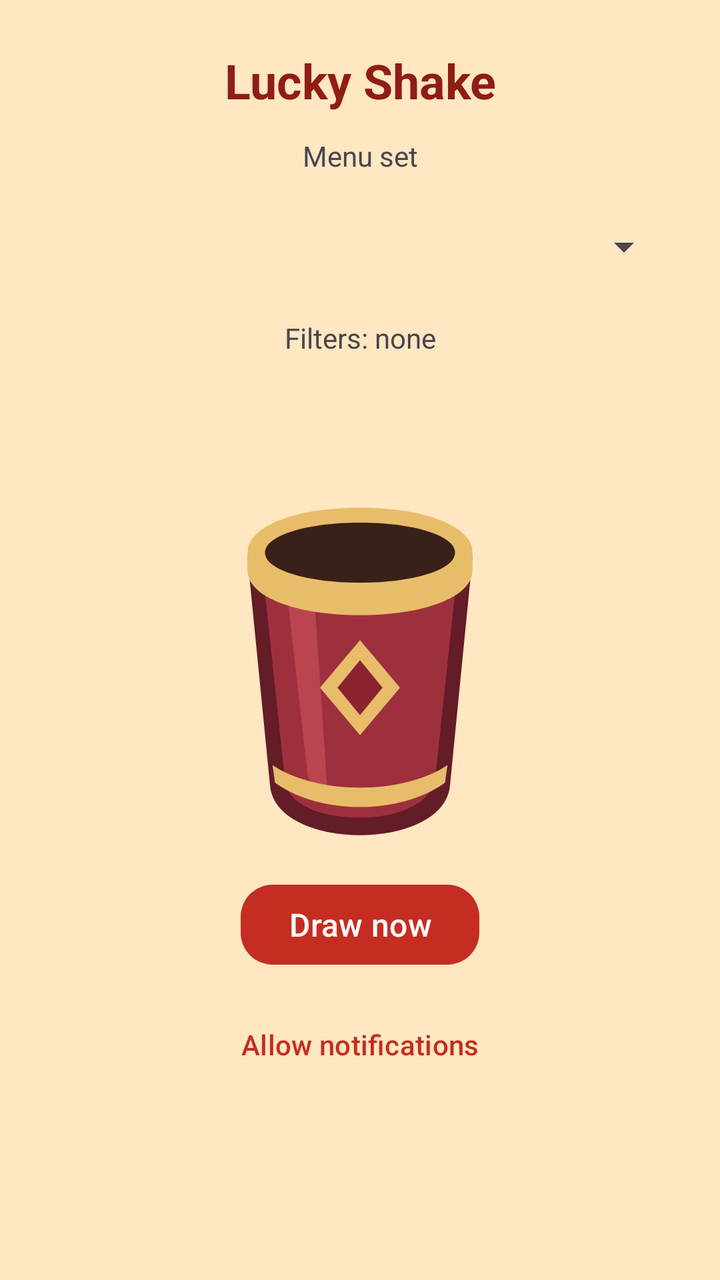
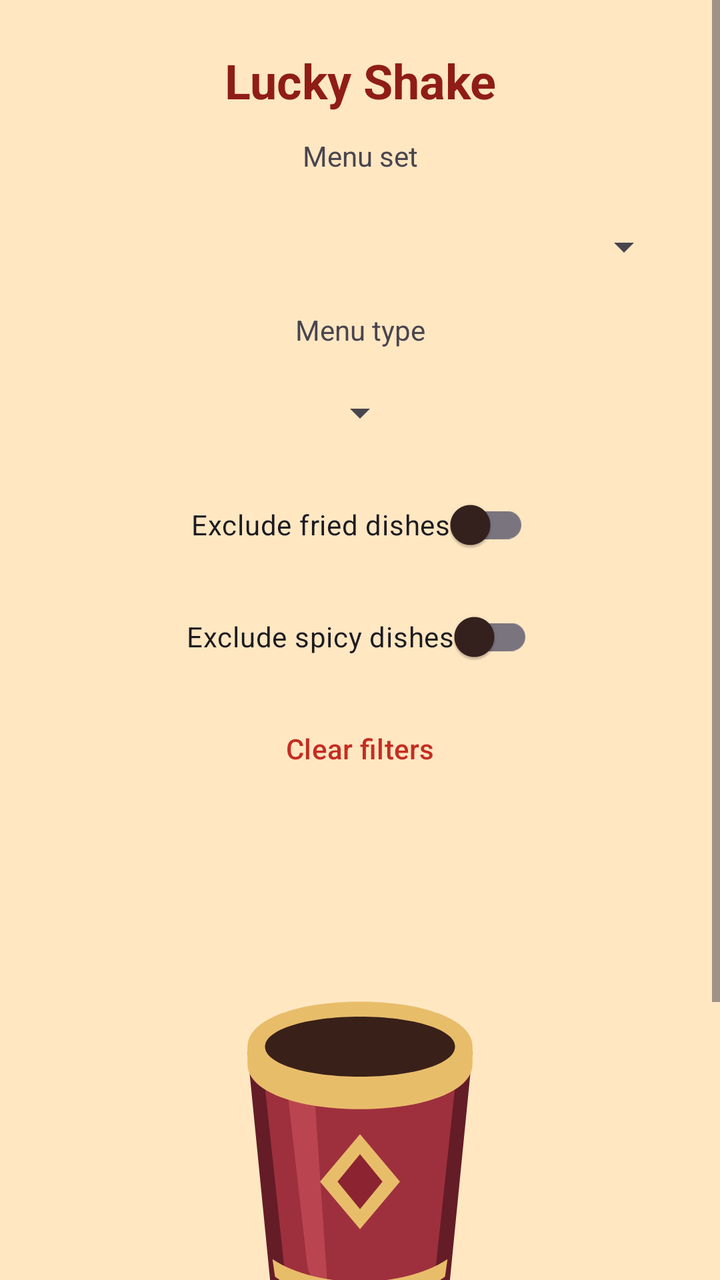

Screens rendered from an Android XML layout before and after an edit, with the pre-edit source and the edit as a unified diff.
<!-- AndroidManifest.xml: application theme Theme.LuckyShake -->
<!-- res/layout/activity_main.xml -->
<?xml version="1.0" encoding="utf-8"?>
<ScrollView xmlns:android="http://schemas.android.com/apk/res/android"
    xmlns:app="http://schemas.android.com/apk/res-auto"
    android:id="@+id/main"
    android:layout_width="match_parent"
    android:layout_height="match_parent"
    android:fillViewport="true">

    <androidx.constraintlayout.widget.ConstraintLayout
        android:layout_width="match_parent"
        android:layout_height="wrap_content"
        android:padding="24dp">
        <TextView
            android:id="@+id/home_title_main"
            android:layout_width="0dp"
            android:layout_height="wrap_content"
            android:text="@string/home_title_main"
            android:gravity="center"
            android:textAppearance="@style/TextAppearance.LuckyShake.Heading"
            app:layout_constraintTop_toTopOf="parent"
            app:layout_constraintStart_toStartOf="parent"
            app:layout_constraintEnd_toEndOf="parent" />
        <TextView
            android:id="@+id/home_label_set"
            android:layout_width="0dp"
            android:layout_height="wrap_content"
            android:layout_marginTop="12dp"
            android:text="@string/home_label_set"
            android:gravity="center"
            android:labelFor="@id/home_spinner_set"
            app:layout_constraintTop_toBottomOf="@id/home_title_main"
            app:layout_constraintStart_toStartOf="parent"
            app:layout_constraintEnd_toEndOf="parent" />
        <Spinner
            android:id="@+id/home_spinner_set"
            android:layout_width="0dp"
            android:layout_height="wrap_content"
            android:layout_marginTop="12dp"
            android:minHeight="48dp"
            app:layout_constraintWidth_max="360dp"
            app:layout_constraintTop_toBottomOf="@id/home_label_set"
            app:layout_constraintStart_toStartOf="parent"
            app:layout_constraintEnd_toEndOf="parent" />
        <TextView
            android:id="@+id/home_label_filters"
            android:layout_width="0dp"
            android:layout_height="wrap_content"
            android:layout_marginTop="12dp"
            android:text="@string/home_label_filters"
            android:gravity="center"
            app:layout_constraintTop_toBottomOf="@id/home_spinner_set"
            app:layout_constraintStart_toStartOf="parent"
            app:layout_constraintEnd_toEndOf="parent" />
        <androidx.appcompat.widget.AppCompatImageView
            android:id="@+id/home_image_tube"
            android:layout_width="180dp"
            android:layout_height="180dp"
            android:layout_marginTop="68dp"
            android:contentDescription="@string/home_label_tube"
            android:scaleType="fitCenter"
            app:srcCompat="@drawable/ic_tube"
            app:layout_constraintTop_toBottomOf="@id/home_label_filters"
            app:layout_constraintStart_toStartOf="parent"
            app:layout_constraintEnd_toEndOf="parent" />
        <androidx.appcompat.widget.AppCompatImageView
            android:id="@+id/home_image_stick"
            android:layout_width="20dp"
            android:layout_height="72dp"
            android:layout_marginTop="10dp"
            android:importantForAccessibility="no"
            android:visibility="invisible"
            app:srcCompat="@drawable/ic_stick"
            app:layout_constraintTop_toTopOf="@id/home_image_tube"
            app:layout_constraintStart_toStartOf="@id/home_image_tube"
            app:layout_constraintEnd_toEndOf="@id/home_image_tube" />
        <com.google.android.material.button.MaterialButton
            android:id="@+id/home_btn_draw"
            android:layout_width="wrap_content"
            android:layout_height="wrap_content"
            android:layout_marginTop="12dp"
            style="@style/Widget.LuckyShake.Button.Primary"
            android:text="@string/home_btn_draw"
            app:layout_constraintTop_toBottomOf="@id/home_image_tube"
            app:layout_constraintStart_toStartOf="parent"
            app:layout_constraintEnd_toEndOf="parent" />

        <Button
            android:id="@+id/reminder_permission_button"
            style="@style/Widget.Material3.Button.TextButton"
            android:layout_width="wrap_content"
            android:layout_height="wrap_content"
            android:layout_marginTop="12dp"
            android:text="@string/reminder_btn_allow_notifications"
            app:layout_constraintTop_toBottomOf="@id/home_btn_draw"
            app:layout_constraintStart_toStartOf="parent"
            app:layout_constraintEnd_toEndOf="parent" />
    </androidx.constraintlayout.widget.ConstraintLayout>
</ScrollView>
<!-- resources referenced by this layout -->
<resources>
  <!-- drawable ic_stick (drawable) -->
  <vector xmlns:android="http://schemas.android.com/apk/res/android"
      android:width="24dp"
      android:height="112dp"
      android:viewportWidth="24"
      android:viewportHeight="112">
      <path android:fillColor="#794923" android:pathData="M5,10 Q5,3 12,3 Q19,3 19,10 L17,105 Q17,110 12,110 Q7,110 7,105 Z" />
      <path android:fillColor="#E8BD83" android:pathData="M7,11 Q7,5 12,5 Q17,5 17,11 L15,104 Q15,108 12,108 Q9,108 9,104 Z" />
      <path android:fillColor="#8B2430" android:pathData="M7,11 Q7,5 12,5 Q17,5 17,11 L16.7,25 L7.3,25 Z" />
      <path android:fillColor="#F8DDA9" android:pathData="M9,31 L11,31 L11,100 L10.5,104 Z" />
  </vector>
  <string name="home_btn_draw">Draw now</string>
  <string name="home_label_filters">Filters: none</string>
  <string name="home_label_set">Menu set</string>
  <string name="home_label_tube">Shake the fortune tube</string>
  <string name="home_title_main">Lucky Shake</string>
  <string name="reminder_btn_allow_notifications">Allow notifications</string>
  <style name="TextAppearance.LuckyShake.Heading" parent="TextAppearance.Material3.TitleLarge">
          <item name="android:textColor">@color/app_heading</item>
          <item name="android:textSize">@dimen/text_heading</item>
          <item name="android:textStyle">bold</item>
      </style>
  <style name="Widget.LuckyShake.Button.Primary" parent="Widget.Material3.Button">
          <item name="backgroundTint">@color/lucky_shake_button_background</item>
          <item name="android:textColor">@color/lucky_shake_button_text</item>
          <item name="android:minHeight">@dimen/button_min_height</item>
          <item name="android:textSize">@dimen/text_body</item>
          <item name="cornerRadius">@dimen/corner_md</item>
      </style>
  <style name="Theme.LuckyShake" parent="Base.Theme.LuckyShake" />
  <color name="app_heading">#8F1D16</color>
  <dimen name="text_heading">24sp</dimen>
  <dimen name="button_min_height">48dp</dimen>
  <dimen name="text_body">16sp</dimen>
  <dimen name="corner_md">16dp</dimen>
  <style name="Base.Theme.LuckyShake" parent="Theme.Material3.DayNight.NoActionBar">
          <item name="colorPrimary">@color/app_primary</item>
          <item name="colorOnPrimary">@color/app_on_primary</item>
          <item name="android:textColorLink">@color/app_link</item>
          <item name="colorSecondary">@color/app_accent</item>
          <item name="colorSurface">@color/app_surface</item>
          <item name="colorOnSurface">@color/app_on_surface</item>
          <item name="android:colorBackground">@color/app_background</item>
          <item name="colorOnBackground">@color/app_on_surface</item>
      </style>
  <color name="app_primary">#C52D22</color>
  <color name="app_on_primary">#FFFFFF</color>
  <color name="app_link">#8F1D16</color>
  <color name="app_accent">#E4A342</color>
  <color name="app_surface">#FFF5DF</color>
  <color name="app_on_surface">#35211D</color>
  <color name="app_background">#FFE7C2</color>
  <!-- unchanged entries left out for length: 1 -->
</resources>

<!-- the commit's change to res/layout/activity_main.xml (unified diff, before → after) -->
@@ -42,13 +42,61 @@
             app:layout_constraintStart_toStartOf="parent"
             app:layout_constraintEnd_toEndOf="parent" />
         <TextView
-            android:id="@+id/home_label_filters"
-            android:layout_width="0dp"
+            android:id="@+id/home_label_filter_type"
+            android:layout_width="wrap_content"
             android:layout_height="wrap_content"
-            android:layout_marginTop="12dp"
-            android:text="@string/home_label_filters"
-            android:gravity="center"
+            android:layout_marginTop="8dp"
+            android:text="@string/home_label_filter_type"
+            android:labelFor="@id/home_spinner_type"
             app:layout_constraintTop_toBottomOf="@id/home_spinner_set"
+            app:layout_constraintStart_toStartOf="parent"
+            app:layout_constraintEnd_toEndOf="parent" />
+        <Spinner
+            android:id="@+id/home_spinner_type"
+            android:layout_width="wrap_content"
+            android:layout_height="wrap_content"
+            android:layout_marginTop="8dp"
+            android:minHeight="48dp"
+            app:layout_constraintTop_toBottomOf="@id/home_label_filter_type"
+            app:layout_constraintStart_toStartOf="parent"
+            app:layout_constraintEnd_toEndOf="parent" />
+        <androidx.appcompat.widget.SwitchCompat
+            android:id="@+id/home_switch_no_fried"
+            android:layout_width="wrap_content"
+            android:layout_height="wrap_content"
+            android:layout_marginTop="8dp"
+            android:minHeight="48dp"
+            android:text="@string/home_label_no_fried"
+            app:layout_constraintTop_toBottomOf="@id/home_spinner_type"
+            app:layout_constraintStart_toStartOf="parent"
+            app:layout_constraintEnd_toEndOf="parent" />
+        <androidx.appcompat.widget.SwitchCompat
+            android:id="@+id/home_switch_no_spicy"
+            android:layout_width="wrap_content"
+            android:layout_height="wrap_content"
+            android:layout_marginTop="8dp"
+            android:minHeight="48dp"
+            android:text="@string/home_label_no_spicy"
+            app:layout_constraintTop_toBottomOf="@id/home_switch_no_fried"
+            app:layout_constraintStart_toStartOf="parent"
+            app:layout_constraintEnd_toEndOf="parent" />
+        <com.google.android.material.button.MaterialButton
+            android:id="@+id/home_btn_clear_filters"
+            android:layout_width="wrap_content"
+            android:layout_height="wrap_content"
+            android:layout_marginTop="8dp"
+            style="?attr/borderlessButtonStyle"
+            android:text="@string/home_btn_clear_filters"
+            app:layout_constraintTop_toBottomOf="@id/home_switch_no_spicy"
+            app:layout_constraintStart_toStartOf="parent"
+            app:layout_constraintEnd_toEndOf="parent" />
+        <TextView
+            android:id="@+id/home_label_filter_count"
+            android:layout_width="wrap_content"
+            android:layout_height="wrap_content"
+            android:layout_marginTop="8dp"
+            android:accessibilityLiveRegion="polite"
+            app:layout_constraintTop_toBottomOf="@id/home_btn_clear_filters"
             app:layout_constraintStart_toStartOf="parent"
             app:layout_constraintEnd_toEndOf="parent" />
         <androidx.appcompat.widget.AppCompatImageView
@@ -59,7 +107,7 @@
             android:contentDescription="@string/home_label_tube"
             android:scaleType="fitCenter"
             app:srcCompat="@drawable/ic_tube"
-            app:layout_constraintTop_toBottomOf="@id/home_label_filters"
+            app:layout_constraintTop_toBottomOf="@id/home_label_filter_count"
             app:layout_constraintStart_toStartOf="parent"
             app:layout_constraintEnd_toEndOf="parent" />
         <androidx.appcompat.widget.AppCompatImageView
<!-- resource entries referenced after the edit -->
@@ -11,8 +11,11 @@
       <path android:fillColor="#8B2430" android:pathData="M7,11 Q7,5 12,5 Q17,5 17,11 L16.7,25 L7.3,25 Z" />
       <path android:fillColor="#F8DDA9" android:pathData="M9,31 L11,31 L11,100 L10.5,104 Z" />
   </vector>
+  <string name="home_btn_clear_filters">Clear filters</string>
   <string name="home_btn_draw">Draw now</string>
-  <string name="home_label_filters">Filters: none</string>
+  <string name="home_label_filter_type">Menu type</string>
+  <string name="home_label_no_fried">Exclude fried dishes</string>
+  <string name="home_label_no_spicy">Exclude spicy dishes</string>
   <string name="home_label_set">Menu set</string>
   <string name="home_label_tube">Shake the fortune tube</string>
   <string name="home_title_main">Lucky Shake</string>
